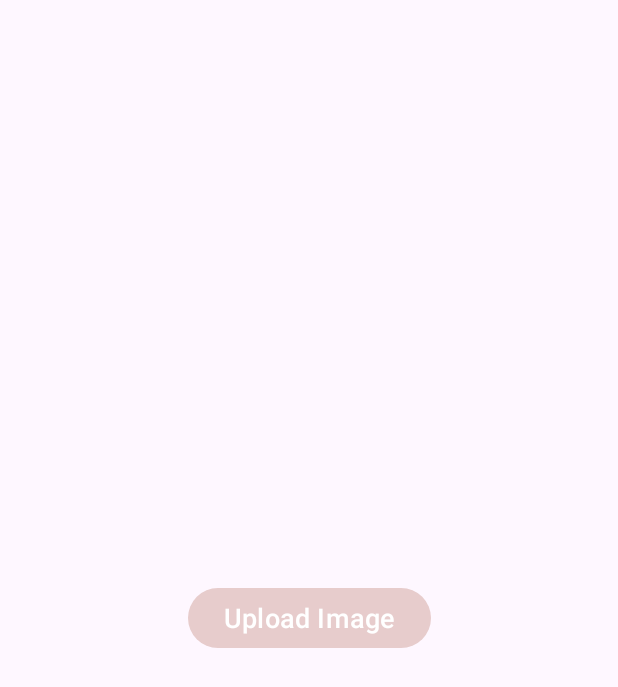
After one commit to YudizUmang/Android_app_demo, an Android app: the layout activity_upload_image.xml on its own in the app's theme, with its tools: preview values and no code run, on a phone screen of 412 x 824 dp. The commit adds this screen. Shown: the top 687 px of the screen. Run offline under Robolectric (Android 15) with nearby library versions, the phone set to English and light mode, and no system bars.

Commit message:
Image Upload using Retrofit

```diff
--- a/app/build.gradle.kts
+++ b/app/build.gradle.kts
@@ -58,6 +58,7 @@ dependencies {
     implementation(libs.androidx.webkit)
     implementation(libs.play.services.maps)
     implementation(libs.play.services.location)
+    implementation(libs.common)
     testImplementation(libs.junit)
     androidTestImplementation(libs.androidx.junit)
     androidTestImplementation(libs.androidx.espresso.core)
--- a/app/src/main/AndroidManifest.xml
+++ b/app/src/main/AndroidManifest.xml
@@ -7,6 +7,8 @@
     <uses-permission android:name="android.permission.INTERNET" />
     <uses-permission android:name="com.example.permissiondemo.permission.ACCESS" />
     <uses-permission android:name="android.permission.POST_NOTIFICATIONS" />
+    <uses-permission android:name="android.permission.READ_MEDIA_IMAGES" />
+
 
     <application
         android:allowBackup="true"
@@ -18,6 +20,9 @@
         android:supportsRtl="true"
         android:theme="@style/Theme.Android_app_demo"
         tools:targetApi="31">
+        <activity
+            android:name=".image_upload.UploadImageActivity"
+            android:exported="false" />
         <activity
             android:name=".data_binding.DataBinding"
             android:exported="false" />
--- a/app/src/main/java/com/example/android_app_demo/MainActivity.kt
+++ b/app/src/main/java/com/example/android_app_demo/MainActivity.kt
@@ -23,6 +23,7 @@ import com.example.android_app_demo.fab_snackbar.FabSnackMain
 import com.example.android_app_demo.fontdemo.FontMain
 import com.example.android_app_demo.form.FormActivity
 import com.example.android_app_demo.fragments.FragmentMain
+import com.example.android_app_demo.image_upload.UploadImageActivity
 import com.example.android_app_demo.layout.Layout
 import com.example.android_app_demo.map.MapActivity
 import com.example.android_app_demo.menu.MenuDemo
@@ -79,6 +80,7 @@ class MainActivity : AppCompatActivity() {
         val theme_btn = findViewById<Button>(R.id.theme_btn)
         val map_btn = findViewById<Button>(R.id.map_btn)
         val data_btn = findViewById<Button>(R.id.data_btn)
+        val image_upload_retrofit = findViewById<Button>(R.id.img_upload_retrofit)
 
         sharedPref = applicationContext.getSharedPreferences("MyTheme", 0)
 
@@ -298,5 +300,9 @@ class MainActivity : AppCompatActivity() {
         data_btn.setOnClickListener {
             startActivity(Intent(this, DataBinding::class.java))
         }
+
+        image_upload_retrofit.setOnClickListener {
+            startActivity(Intent(this, UploadImageActivity::class.java))
+        }
     }
 }
--- /dev/null
+++ b/app/src/main/res/layout/activity_upload_image.xml
@@ -0,0 +1,22 @@
+<?xml version="1.0" encoding="utf-8"?>
+<androidx.constraintlayout.widget.ConstraintLayout xmlns:android="http://schemas.android.com/apk/res/android"
+
+    xmlns:app="http://schemas.android.com/apk/res-auto"
+    xmlns:tools="http://schemas.android.com/tools"
+    android:id="@+id/main"
+    android:layout_width="match_parent"
+    android:layout_height="match_parent"
+    tools:context=".image_upload.UploadImageActivity">
+
+    <Button
+        android:id="@+id/upload_img"
+        android:layout_width="wrap_content"
+        android:layout_height="wrap_content"
+        android:text="Upload Image"
+        android:textSize="18sp"
+        app:layout_constraintBottom_toBottomOf="parent"
+        app:layout_constraintEnd_toEndOf="parent"
+        app:layout_constraintStart_toStartOf="parent"
+        app:layout_constraintTop_toTopOf="parent" />
+
+</androidx.constraintlayout.widget.ConstraintLayout>
--- a/gradle/libs.versions.toml
+++ b/gradle/libs.versions.toml
@@ -29,6 +29,7 @@ workRuntimeKtx = "2.9.1"
 webkit = "1.12.1"
 playServicesMaps = "19.0.0"
 playServicesLocation = "21.3.0"
+common = "0.10.0"
 
 
 [libraries]
@@ -67,6 +68,7 @@ google-firebase-messaging-ktx = { group = "com.google.firebase", name = "firebas
 androidx-webkit = { group = "androidx.webkit", name = "webkit", version.ref = "webkit" }
 play-services-maps = { group = "com.google.android.gms", name = "play-services-maps", version.ref = "playServicesMaps" }
 play-services-location = { group = "com.google.android.gms", name = "play-services-location", version.ref = "playServicesLocation" }
+common = { group = "com.google.ai.client.generativeai", name = "common", version.ref = "common" }
 
 [plugins]
 android-application = { id = "com.android.application", version.ref = "agp" }
```
Also changed, not shown: app/src/main/java/com/example/android_app_demo/image_upload/ImageApi.kt (added, +14 -0 lines), app/src/main/java/com/example/android_app_demo/image_upload/Instance.kt (added, +15 -0 lines), app/src/main/java/com/example/android_app_demo/image_upload/UploadImageActivity.kt (added, +86 -0 lines), app/src/main/res/layout/activity_main.xml (+7 -0 lines).
